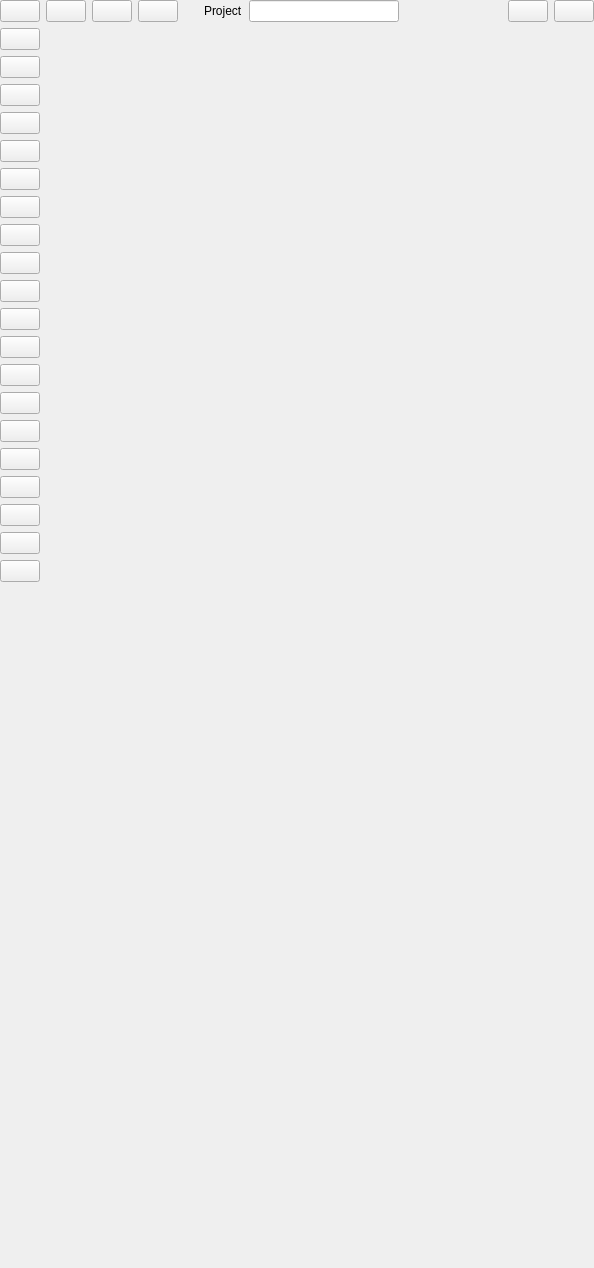
RemotelyChaotic/JOIPEngine, file src/Editor/EditorActionBar.ui: the form before one commit.
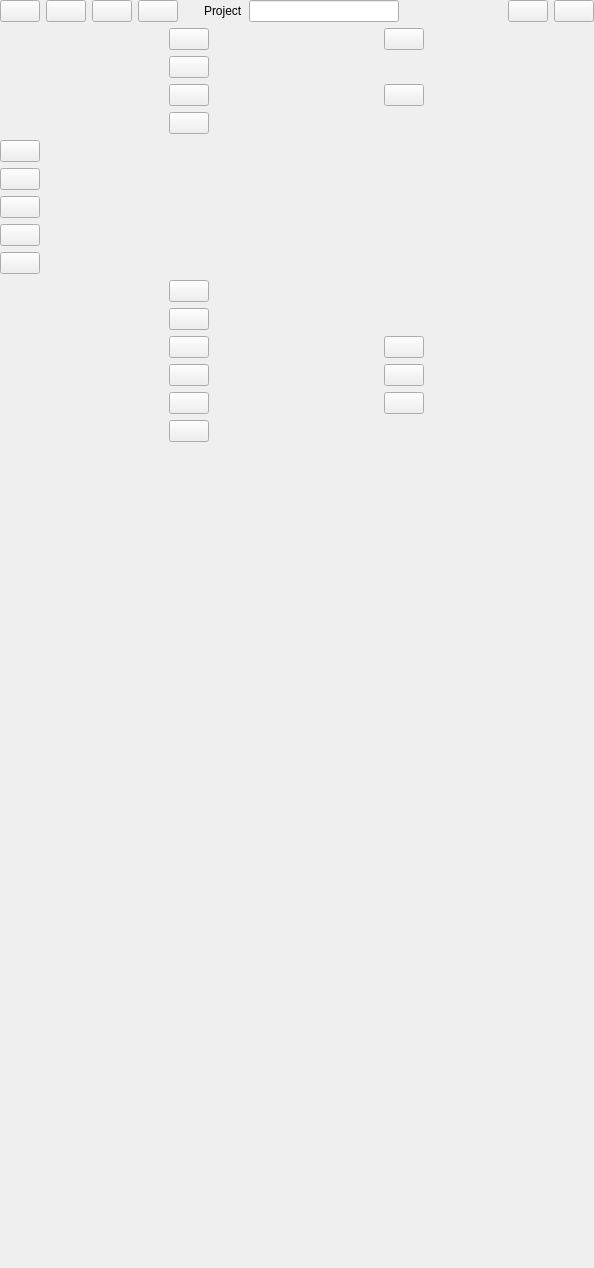
The form after the commit. Custom widgets are drawn as their Qt base class.

Commit message: Action Bar elements reordered by category

```diff
--- a/src/Editor/EditorActionBar.ui
+++ b/src/Editor/EditorActionBar.ui
@@ -228,7 +228,7 @@
        <verstretch>0</verstretch>
       </sizepolicy>
      </property>
-     <layout class="QVBoxLayout" name="verticalLayout_2">
+     <layout class="QGridLayout" name="gridLayout">
       <property name="leftMargin">
        <number>0</number>
       </property>
@@ -241,8 +241,8 @@
       <property name="bottomMargin">
        <number>0</number>
       </property>
-      <item>
-       <widget class="CShortcutButton" name="AddResourceButton">
+      <item row="5" column="0">
+       <widget class="CShortcutButton" name="MapButton">
         <property name="sizePolicy">
          <sizepolicy hsizetype="Fixed" vsizetype="Fixed">
           <horstretch>0</horstretch>
@@ -257,39 +257,7 @@
         </property>
        </widget>
       </item>
-      <item>
-       <widget class="CShortcutButton" name="AddWebResourceButton">
-        <property name="sizePolicy">
-         <sizepolicy hsizetype="Fixed" vsizetype="Fixed">
-          <horstretch>0</horstretch>
-          <verstretch>0</verstretch>
-         </sizepolicy>
-        </property>
-        <property name="toolTip">
-         <string>Add web-resource</string>
-        </property>
-        <property name="text">
-         <string/>
-        </property>
-       </widget>
-      </item>
-      <item>
-       <widget class="CShortcutButton" name="RemoveResourceButton">
-        <property name="sizePolicy">
-         <sizepolicy hsizetype="Fixed" vsizetype="Fixed">
-          <horstretch>0</horstretch>
-          <verstretch>0</verstretch>
-         </sizepolicy>
-        </property>
-        <property name="toolTip">
-         <string>Remove resource</string>
-        </property>
-        <property name="text">
-         <string/>
-        </property>
-       </widget>
-      </item>
-      <item>
+      <item row="3" column="0">
        <widget class="CShortcutButton" name="SourceButton">
         <property name="sizePolicy">
          <sizepolicy hsizetype="Fixed" vsizetype="Fixed">
@@ -305,7 +273,39 @@
         </property>
        </widget>
       </item>
-      <item>
+      <item row="2" column="0">
+       <widget class="CShortcutButton" name="RemoveResourceButton">
+        <property name="sizePolicy">
+         <sizepolicy hsizetype="Fixed" vsizetype="Fixed">
+          <horstretch>0</horstretch>
+          <verstretch>0</verstretch>
+         </sizepolicy>
+        </property>
+        <property name="toolTip">
+         <string>Remove resource</string>
+        </property>
+        <property name="text">
+         <string/>
+        </property>
+       </widget>
+      </item>
+      <item row="0" column="0">
+       <widget class="CShortcutButton" name="AddResourceButton">
+        <property name="sizePolicy">
+         <sizepolicy hsizetype="Fixed" vsizetype="Fixed">
+          <horstretch>0</horstretch>
+          <verstretch>0</verstretch>
+         </sizepolicy>
+        </property>
+        <property name="toolTip">
+         <string>Add local resource</string>
+        </property>
+        <property name="text">
+         <string/>
+        </property>
+       </widget>
+      </item>
+      <item row="3" column="1">
        <widget class="CShortcutButton" name="TitleCardButton">
         <property name="sizePolicy">
          <sizepolicy hsizetype="Fixed" vsizetype="Fixed">
@@ -321,8 +321,8 @@
         </property>
        </widget>
       </item>
-      <item>
-       <widget class="CShortcutButton" name="MapButton">
+      <item row="0" column="1">
+       <widget class="CShortcutButton" name="AddWebResourceButton">
         <property name="sizePolicy">
          <sizepolicy hsizetype="Fixed" vsizetype="Fixed">
           <horstretch>0</horstretch>
@@ -455,7 +455,7 @@
    </item>
    <item>
     <widget class="QWidget" name="pCodeEditorContainer" native="true">
-     <layout class="QVBoxLayout" name="verticalLayout_5">
+     <layout class="QGridLayout" name="gridLayout_2">
       <property name="leftMargin">
        <number>0</number>
       </property>
@@ -468,8 +468,8 @@
       <property name="bottomMargin">
        <number>0</number>
       </property>
-      <item>
-       <widget class="CShortcutButton" name="DebugButton">
+      <item row="5" column="0">
+       <widget class="CShortcutButton" name="AddTextCode">
         <property name="sizePolicy">
          <sizepolicy hsizetype="Fixed" vsizetype="Fixed">
           <horstretch>0</horstretch>
@@ -484,7 +484,36 @@
         </property>
        </widget>
       </item>
-      <item>
+      <item row="8" column="0">
+       <widget class="CShortcutButton" name="AddThreadCode">
+        <property name="sizePolicy">
+         <sizepolicy hsizetype="Fixed" vsizetype="Fixed">
+          <horstretch>0</horstretch>
+          <verstretch>0</verstretch>
+         </sizepolicy>
+        </property>
+        <property name="toolTip">
+         <string>Add code to influence thread flow</string>
+        </property>
+        <property name="text">
+         <string/>
+        </property>
+       </widget>
+      </item>
+      <item row="3" column="0">
+       <widget class="CShortcutButton" name="AddShowImageCode">
+        <property name="sizePolicy">
+         <sizepolicy hsizetype="Fixed" vsizetype="Fixed">
+          <horstretch>0</horstretch>
+          <verstretch>0</verstretch>
+         </sizepolicy>
+        </property>
+        <property name="toolTip">
+         <string>Add code to display resource</string>
+        </property>
+       </widget>
+      </item>
+      <item row="1" column="0">
        <widget class="CShortcutButton" name="StopDebugButton">
         <property name="sizePolicy">
          <sizepolicy hsizetype="Fixed" vsizetype="Fixed">
@@ -506,8 +535,8 @@
         </property>
        </widget>
       </item>
-      <item>
-       <widget class="CShortcutButton" name="AddShowImageCode">
+      <item row="0" column="0">
+       <widget class="CShortcutButton" name="DebugButton">
         <property name="sizePolicy">
          <sizepolicy hsizetype="Fixed" vsizetype="Fixed">
           <horstretch>0</horstretch>
@@ -515,27 +544,14 @@
          </sizepolicy>
         </property>
         <property name="toolTip">
-         <string>Add code to display resource</string>
-        </property>
-       </widget>
-      </item>
-      <item>
-       <widget class="CShortcutButton" name="AddShowIconCode">
-        <property name="sizePolicy">
-         <sizepolicy hsizetype="Fixed" vsizetype="Fixed">
-          <horstretch>0</horstretch>
-          <verstretch>0</verstretch>
-         </sizepolicy>
-        </property>
-        <property name="toolTip">
-         <string>Add code to display icon</string>
+         <string>Debug scene</string>
         </property>
         <property name="text">
          <string/>
         </property>
        </widget>
       </item>
-      <item>
+      <item row="3" column="1">
        <widget class="CShortcutButton" name="AddShowBackgroundCode">
         <property name="sizePolicy">
          <sizepolicy hsizetype="Fixed" vsizetype="Fixed">
@@ -551,23 +567,7 @@
         </property>
        </widget>
       </item>
-      <item>
-       <widget class="CShortcutButton" name="AddTextCode">
-        <property name="sizePolicy">
-         <sizepolicy hsizetype="Fixed" vsizetype="Fixed">
-          <horstretch>0</horstretch>
-          <verstretch>0</verstretch>
-         </sizepolicy>
-        </property>
-        <property name="toolTip">
-         <string>Add code to show text or input</string>
-        </property>
-        <property name="text">
-         <string/>
-        </property>
-       </widget>
-      </item>
-      <item>
+      <item row="6" column="1">
        <widget class="CShortcutButton" name="AddMetronomeCode">
         <property name="sizePolicy">
          <sizepolicy hsizetype="Fixed" vsizetype="Fixed">
@@ -583,7 +583,7 @@
         </property>
        </widget>
       </item>
-      <item>
+      <item row="6" column="0">
        <widget class="CShortcutButton" name="AddTimerCode">
         <property name="sizePolicy">
          <sizepolicy hsizetype="Fixed" vsizetype="Fixed">
@@ -599,8 +599,8 @@
         </property>
        </widget>
       </item>
-      <item>
-       <widget class="CShortcutButton" name="AddThreadCode">
+      <item row="5" column="1">
+       <widget class="CShortcutButton" name="AddShowIconCode">
         <property name="sizePolicy">
          <sizepolicy hsizetype="Fixed" vsizetype="Fixed">
           <horstretch>0</horstretch>
```
Left out of the diff: 8 changed lines with no effect on the pictures.
